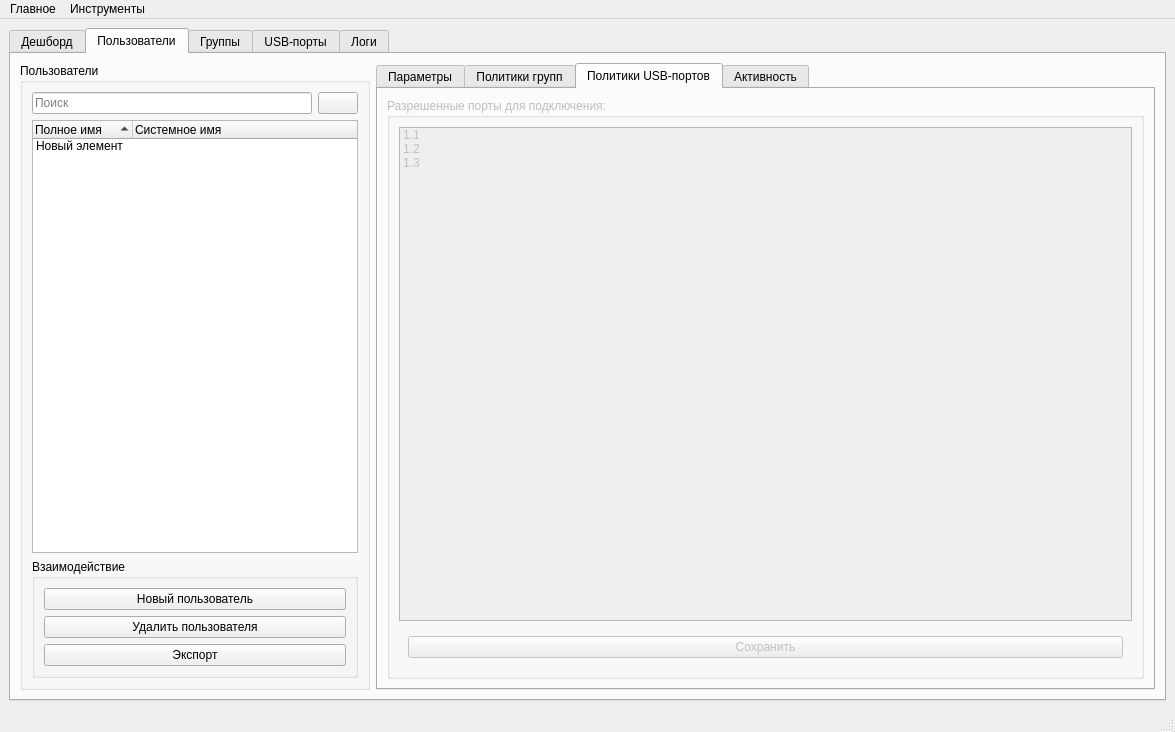
First picture: the form in hubm_admin_panel/ui/ui_main.ui, repository PrintLine512/hubM-Admin-Panel, before the edit.
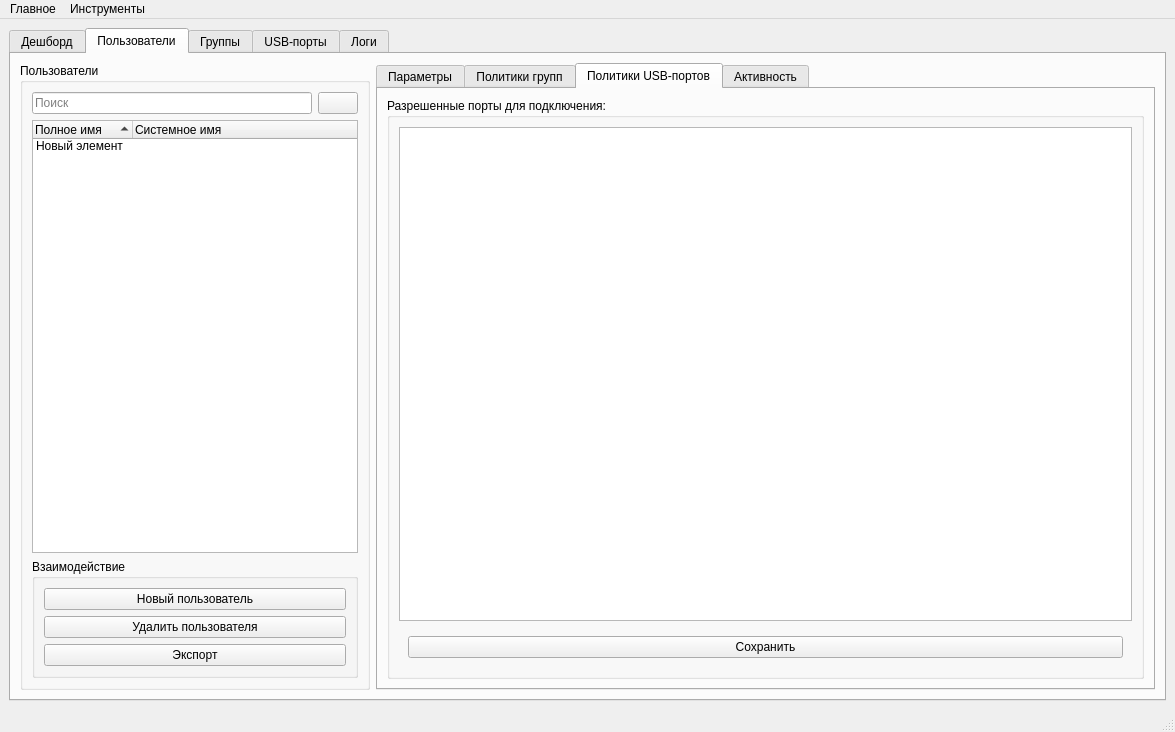
Second picture: the form after the edit. The open tabs and pages were chosen to show the change. Icons and pictures are not drawn.

```diff
--- a/hubm_admin_panel/ui/ui_main.ui
+++ b/hubm_admin_panel/ui/ui_main.ui
@@ -805,7 +805,7 @@
           </widget>
           <widget class="QWidget" name="users_tab_usb_policices">
            <property name="enabled">
-            <bool>false</bool>
+            <bool>true</bool>
            </property>
            <attribute name="title">
             <string>Политики USB-портов</string>
@@ -816,35 +816,13 @@
             </item>
             <item row="0" column="0">
              <widget class="QGroupBox" name="groupBox_12">
+              <property name="enabled">
+               <bool>true</bool>
+              </property>
               <property name="title">
                <string>Разрешенные порты для подключения:</string>
               </property>
               <layout class="QGridLayout" name="gridLayout_16">
-               <item row="0" column="0">
-                <widget class="QListWidget" name="tbl_user_ports">
-                 <property name="sortingEnabled">
-                  <bool>true</bool>
-                 </property>
-                 <item>
-                  <property name="text">
-                   <string>1.1</string>
-                  </property>
-                  <property name="flags">
-                   <set>ItemIsSelectable|ItemIsDragEnabled|ItemIsEnabled</set>
-                  </property>
-                 </item>
-                 <item>
-                  <property name="text">
-                   <string>1.2</string>
-                  </property>
-                 </item>
-                 <item>
-                  <property name="text">
-                   <string>1.3</string>
-                  </property>
-                 </item>
-                </widget>
-               </item>
                <item row="1" column="0">
                 <widget class="QFrame" name="frame">
                  <layout class="QGridLayout" name="gridLayout_9">
@@ -858,6 +836,30 @@
                  </layout>
                 </widget>
                </item>
+               <item row="0" column="0">
+                <widget class="QTreeWidget" name="tbl_user_ports">
+                 <property name="enabled">
+                  <bool>true</bool>
+                 </property>
+                 <property name="itemsExpandable">
+                  <bool>true</bool>
+                 </property>
+                 <property name="sortingEnabled">
+                  <bool>true</bool>
+                 </property>
+                 <property name="animated">
+                  <bool>false</bool>
+                 </property>
+                 <attribute name="headerVisible">
+                  <bool>false</bool>
+                 </attribute>
+                 <column>
+                  <property name="text">
+                   <string>Группа</string>
+                  </property>
+                 </column>
+                </widget>
+               </item>
               </layout>
              </widget>
             </item>
```
Left out of the diff: 44 changed lines with no effect on the pictures.
